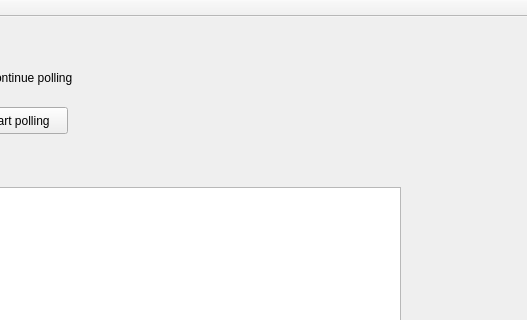
janisozaur/mgr_rd2, file RayDisplayWindow.ui: the form before one commit; both pictures show x 490 to 1017 and y 0 to 320 of the 1017 by 699 pixel window.
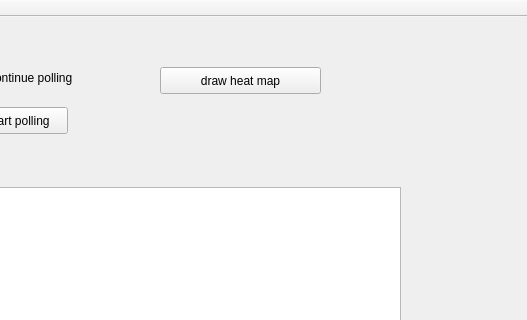
The form after the commit.

Commit message: add ability to draw heat map

Patch:
```diff
--- a/RayDisplayWindow.ui
+++ b/RayDisplayWindow.ui
@@ -102,6 +102,19 @@
      <string>continue polling</string>
     </property>
    </widget>
+   <widget class="QPushButton" name="drawHeatMapPushButton">
+    <property name="geometry">
+     <rect>
+      <x>650</x>
+      <y>50</y>
+      <width>161</width>
+      <height>27</height>
+     </rect>
+    </property>
+    <property name="text">
+     <string>draw heat map</string>
+    </property>
+   </widget>
   </widget>
   <widget class="QMenuBar" name="menuBar">
    <property name="geometry">
```
The commit also changes 3 other files.
